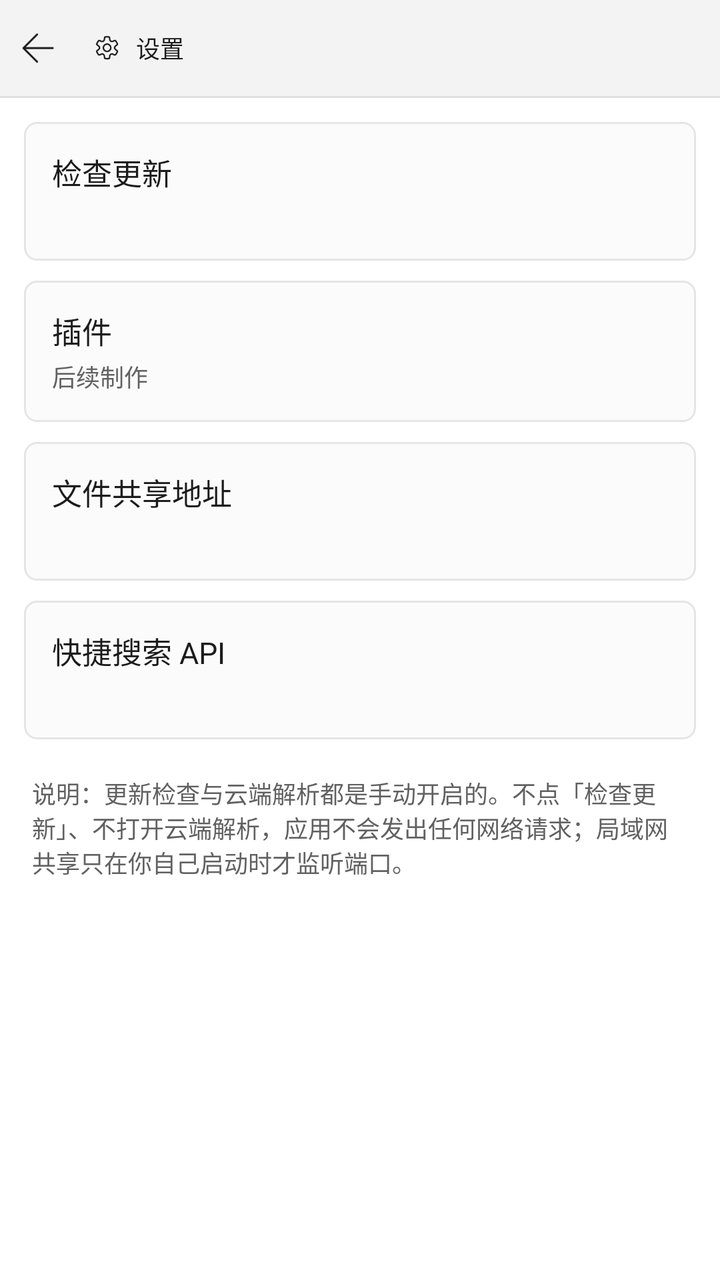
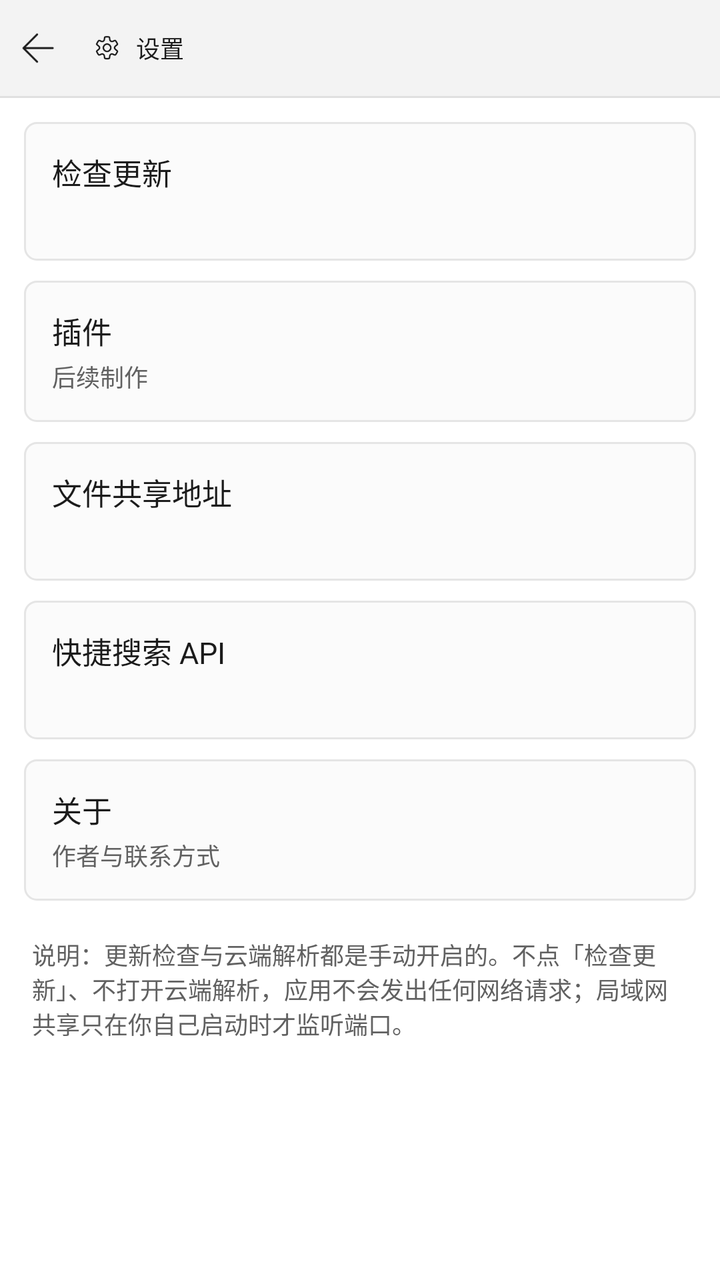

The first picture is an Android layout as it rendered before a commit; the second is the same layout after the commit. The layout source and the unified diff follow.
<!-- AndroidManifest.xml: activity theme Theme.PhonePC -->
<!-- res/layout/activity_settings.xml -->
<?xml version="1.0" encoding="utf-8"?>
<LinearLayout xmlns:android="http://schemas.android.com/apk/res/android"
    xmlns:app="http://schemas.android.com/apk/res-auto"
    android:layout_width="match_parent"
    android:layout_height="match_parent"
    android:background="@color/win_surface"
    android:fitsSystemWindows="true"
    android:orientation="vertical">

    <LinearLayout
        android:layout_width="match_parent"
        android:layout_height="@dimen/titlebar_height"
        android:background="@color/win_bg"
        android:gravity="center_vertical"
        android:orientation="horizontal"
        android:paddingStart="2dp"
        android:paddingEnd="6dp">

        <ImageView
            android:id="@+id/btnBack"
            android:layout_width="34dp"
            android:layout_height="34dp"
            android:background="@drawable/bg_icon_button"
            android:padding="7dp"
            android:scaleType="fitCenter"
            android:src="@drawable/g_back"
            app:tint="@color/icon_tint" />

        <LinearLayout
            android:layout_width="0dp"
            android:layout_height="28dp"
            android:layout_marginStart="2dp"
            android:layout_weight="1"
            android:background="@drawable/bg_tab"
            android:gravity="center_vertical"
            android:orientation="horizontal"
            android:paddingStart="8dp"
            android:paddingEnd="8dp">

            <ImageView
                android:layout_width="15dp"
                android:layout_height="15dp"
                android:scaleType="fitCenter"
                android:src="@drawable/g_settings"
                app:tint="@color/icon_tint" />

            <TextView
                android:layout_width="0dp"
                android:layout_height="wrap_content"
                android:layout_marginStart="7dp"
                android:layout_weight="1"
                android:singleLine="true"
                android:text="@string/settings"
                android:textColor="@color/win_text"
                android:textSize="12sp" />
        </LinearLayout>
    </LinearLayout>

    <View
        android:layout_width="match_parent"
        android:layout_height="1dp"
        android:background="@color/win_divider" />

    <ScrollView
        android:layout_width="match_parent"
        android:layout_height="0dp"
        android:layout_weight="1">

        <LinearLayout
            android:layout_width="match_parent"
            android:layout_height="wrap_content"
            android:orientation="vertical"
            android:padding="12dp">

            
            <LinearLayout
                android:id="@+id/rowUpdate"
                android:layout_width="match_parent"
                android:layout_height="wrap_content"
                android:background="@drawable/bg_dialog_input"
                android:clickable="true"
                android:focusable="true"
                android:orientation="vertical"
                android:padding="14dp">

                <TextView
                    android:layout_width="match_parent"
                    android:layout_height="wrap_content"
                    android:text="@string/settings_update"
                    android:textColor="@color/win_text"
                    android:textSize="15sp" />

                <TextView
                    android:id="@+id/updSummary"
                    android:layout_width="match_parent"
                    android:layout_height="wrap_content"
                    android:layout_marginTop="3dp"
                    android:textColor="@color/win_text_secondary"
                    android:textSize="12sp" />
            </LinearLayout>

            
            <LinearLayout
                android:id="@+id/rowPlugins"
                android:layout_width="match_parent"
                android:layout_height="wrap_content"
                android:layout_marginTop="10dp"
                android:background="@drawable/bg_dialog_input"
                android:clickable="true"
                android:focusable="true"
                android:orientation="vertical"
                android:padding="14dp">

                <TextView
                    android:layout_width="match_parent"
                    android:layout_height="wrap_content"
                    android:text="@string/settings_plugins"
                    android:textColor="@color/win_text"
                    android:textSize="15sp" />

                <TextView
                    android:id="@+id/pluginSummary"
                    android:layout_width="match_parent"
                    android:layout_height="wrap_content"
                    android:layout_marginTop="3dp"
                    android:text="@string/settings_plugins_summary"
                    android:textColor="@color/win_text_secondary"
                    android:textSize="12sp" />
            </LinearLayout>

            
            <LinearLayout
                android:id="@+id/rowShare"
                android:layout_width="match_parent"
                android:layout_height="wrap_content"
                android:layout_marginTop="10dp"
                android:background="@drawable/bg_dialog_input"
                android:clickable="true"
                android:focusable="true"
                android:orientation="vertical"
                android:padding="14dp">

                <TextView
                    android:layout_width="match_parent"
                    android:layout_height="wrap_content"
                    android:text="@string/settings_share"
                    android:textColor="@color/win_text"
                    android:textSize="15sp" />

                <TextView
                    android:id="@+id/shareSummary"
                    android:layout_width="match_parent"
                    android:layout_height="wrap_content"
                    android:layout_marginTop="3dp"
                    android:textColor="@color/win_text_secondary"
                    android:textSize="12sp" />
            </LinearLayout>

            
            <LinearLayout
                android:id="@+id/rowApi"
                android:layout_width="match_parent"
                android:layout_height="wrap_content"
                android:layout_marginTop="10dp"
                android:background="@drawable/bg_dialog_input"
                android:clickable="true"
                android:focusable="true"
                android:orientation="vertical"
                android:padding="14dp">

                <TextView
                    android:layout_width="match_parent"
                    android:layout_height="wrap_content"
                    android:text="@string/settings_api"
                    android:textColor="@color/win_text"
                    android:textSize="15sp" />

                <TextView
                    android:id="@+id/apiSummary"
                    android:layout_width="match_parent"
                    android:layout_height="wrap_content"
                    android:layout_marginTop="3dp"
                    android:textColor="@color/win_text_secondary"
                    android:textSize="12sp" />
            </LinearLayout>

            <TextView
                android:layout_width="match_parent"
                android:layout_height="wrap_content"
                android:layout_marginTop="18dp"
                android:layout_marginStart="4dp"
                android:layout_marginEnd="4dp"
                android:text="@string/settings_privacy"
                android:textColor="@color/win_text_secondary"
                android:textSize="12sp" />
        </LinearLayout>
    </ScrollView>
</LinearLayout>
<!-- resources referenced by this layout -->
<resources>
  <color name="icon_tint">#1B1B1B</color>
  <color name="win_bg">#F3F3F3</color>
  <color name="win_divider">#E0E0E0</color>
  <color name="win_surface">#FFFFFF</color>
  <color name="win_text">#1B1B1B</color>
  <color name="win_text_secondary">#616161</color>
  <dimen name="titlebar_height">48dp</dimen>
  <!-- drawable bg_dialog_input (drawable) -->
  <?xml version="1.0" encoding="utf-8"?>
  <shape xmlns:android="http://schemas.android.com/apk/res/android" android:shape="rectangle">
      <solid android:color="@color/win_surface_alt" />
      <stroke android:width="1dp" android:color="@color/win_border" />
      <corners android:radius="6dp" />
  </shape>
  <!-- drawable bg_icon_button (drawable) -->
  <?xml version="1.0" encoding="utf-8"?>
  <ripple xmlns:android="http://schemas.android.com/apk/res/android"
      android:color="@color/ripple_light">
      <item android:id="@android:id/mask">
          <shape android:shape="rectangle">
              <solid android:color="#FFFFFF" />
              <corners android:radius="4dp" />
          </shape>
      </item>
  </ripple>
  <!-- drawable bg_tab (drawable) -->
  <?xml version="1.0" encoding="utf-8"?>
  <selector xmlns:android="http://schemas.android.com/apk/res/android">
      <item android:state_selected="true">
          <shape android:shape="rectangle">
              <solid android:color="@color/win_tab_active" />
              <corners android:radius="6dp" />
          </shape>
      </item>
      <item>
          <shape android:shape="rectangle">
              <solid android:color="@color/win_tab_inactive" />
              <corners android:radius="6dp" />
          </shape>
      </item>
  </selector>
  <!-- drawable g_back: png bitmap (drawable-hdpi, 348 bytes) -->
  <!-- drawable g_settings: png bitmap (drawable-hdpi, 911 bytes) -->
  <string name="settings">设置</string>
  <string name="settings_api">快捷搜索 API</string>
  <string name="settings_plugins">插件</string>
  <string name="settings_plugins_summary">后续制作</string>
  <string name="settings_privacy">说明：更新检查与云端解析都是手动开启的。不点「检查更新」、不打开云端解析，应用不会发出任何网络请求；局域网共享只在你自己启动时才监听端口。</string>
  <string name="settings_share">文件共享地址</string>
  <string name="settings_update">检查更新</string>
  <style name="Theme.PhonePC" parent="Theme.AppCompat.DayNight.NoActionBar">
          <item name="colorPrimary">@color/win_accent</item>
          <item name="colorPrimaryDark">@color/win_bg</item>
          <item name="colorAccent">@color/win_accent</item>
          <item name="android:windowBackground">@color/win_bg</item>
          <item name="android:textColorPrimary">@color/win_text</item>
          <item name="android:textColorSecondary">@color/win_text_secondary</item>
          <item name="android:colorBackground">@color/win_bg</item>
          <item name="android:statusBarColor">@color/win_bg</item>
          <item name="android:navigationBarColor">@color/win_bg</item>
          <item name="android:windowLightStatusBar">@bool/window_light_status_bar</item>
          <item name="android:textColorHint">@color/win_text_disabled</item>
      </style>
  <color name="win_surface_alt">#FBFBFB</color>
  <color name="win_border">#E5E5E5</color>
  <color name="ripple_light">#20000000</color>
  <color name="win_tab_active">#FFFFFF</color>
  <color name="win_tab_inactive">#00000000</color>
  <color name="win_accent">#0067C0</color>
  <color name="win_text_disabled">#9E9E9E</color>
</resources>

<!-- the commit's change to res/layout/activity_settings.xml (unified diff, before → after) -->
@@ -184,6 +184,35 @@
                     android:textSize="12sp" />
             </LinearLayout>
 
+            
+            <LinearLayout
+                android:id="@+id/rowAbout"
+                android:layout_width="match_parent"
+                android:layout_height="wrap_content"
+                android:layout_marginTop="10dp"
+                android:background="@drawable/bg_dialog_input"
+                android:clickable="true"
+                android:focusable="true"
+                android:orientation="vertical"
+                android:padding="14dp">
+
+                <TextView
+                    android:layout_width="match_parent"
+                    android:layout_height="wrap_content"
+                    android:text="@string/settings_about"
+                    android:textColor="@color/win_text"
+                    android:textSize="15sp" />
+
+                <TextView
+                    android:id="@+id/aboutSummary"
+                    android:layout_width="match_parent"
+                    android:layout_height="wrap_content"
+                    android:layout_marginTop="3dp"
+                    android:text="@string/settings_about_summary"
+                    android:textColor="@color/win_text_secondary"
+                    android:textSize="12sp" />
+            </LinearLayout>
+
             <TextView
                 android:layout_width="match_parent"
                 android:layout_height="wrap_content"
<!-- resource entries referenced after the edit -->
@@ -44,6 +44,8 @@
   <!-- drawable g_back: png bitmap (drawable-hdpi, 348 bytes) -->
   <!-- drawable g_settings: png bitmap (drawable-hdpi, 911 bytes) -->
   <string name="settings">设置</string>
+  <string name="settings_about">关于</string>
+  <string name="settings_about_summary">作者与联系方式</string>
   <string name="settings_api">快捷搜索 API</string>
   <string name="settings_plugins">插件</string>
   <string name="settings_plugins_summary">后续制作</string>
